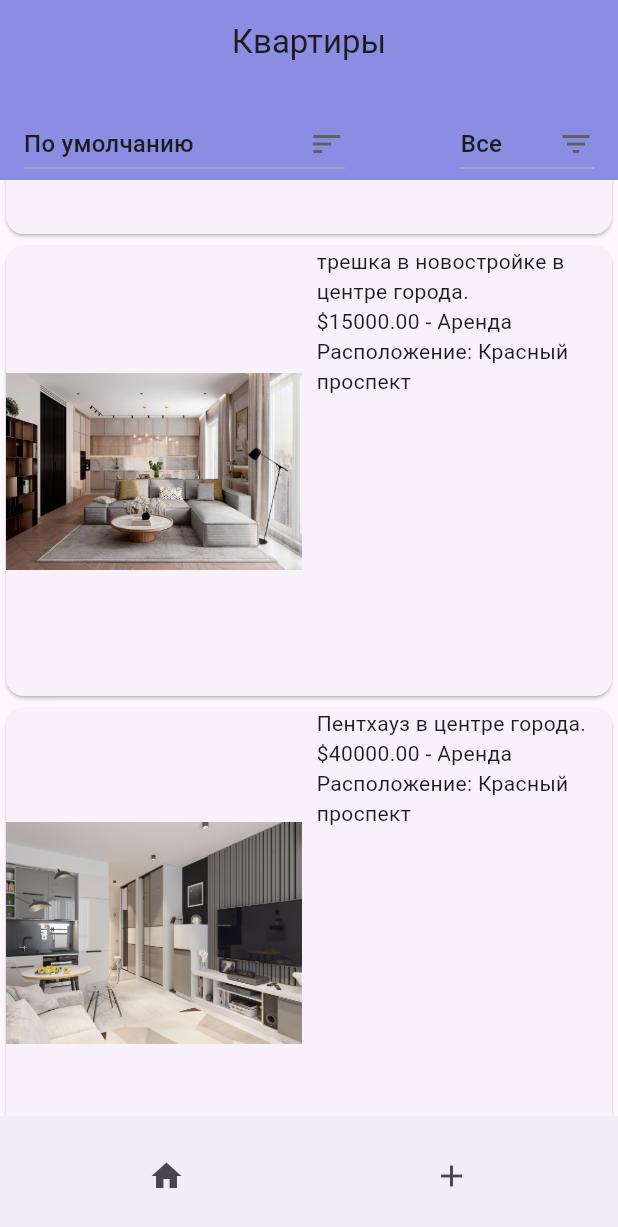
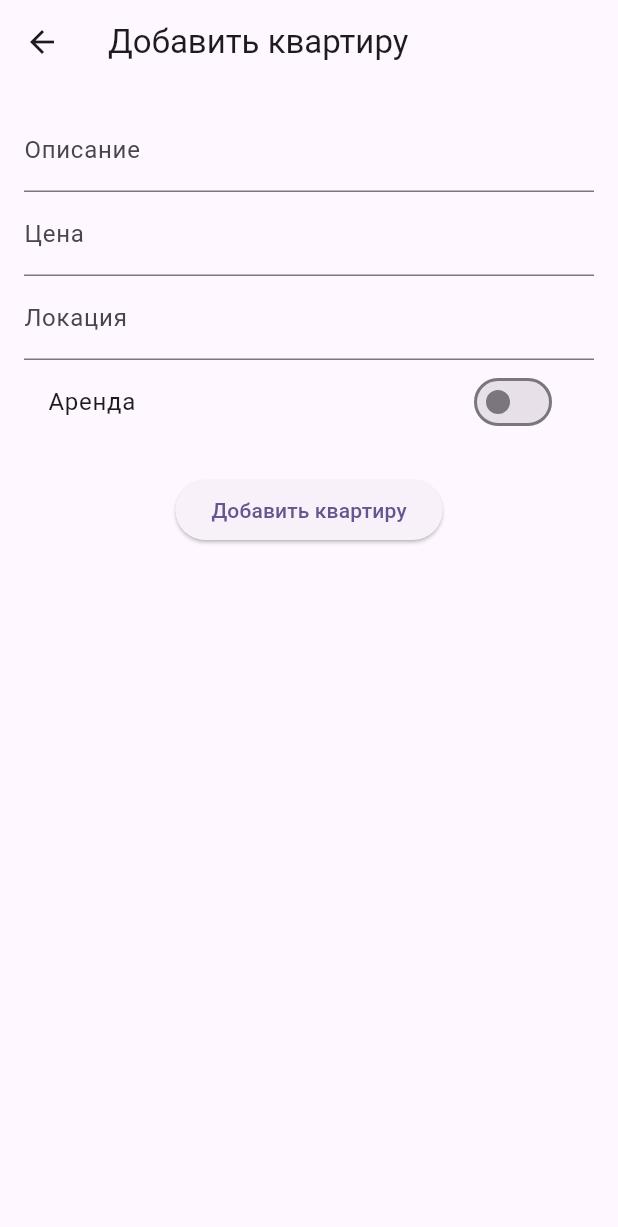
Before and after one commit to vit303/shop, a Flutter app: the screen it shows after launch, scrolled down 576 dp, after a tap on the "add" icon, on a phone screen of 412 x 824 dp. Shown: the top 1227 px of the screen. Run offline on Flutter 3.47's test engine with Material 3 defaults, Android fonts, the phone set to English and light mode, and no system bars.

Commit message:
add aplication form

```diff
--- /dev/null
+++ b/lib/pages/application_form_page.dart
@@ -0,0 +1,98 @@
+import 'package:flutter/material.dart';
+
+class AplicationFormPage extends StatefulWidget {
+  @override
+  _AplicationFormPageState createState() => _AplicationFormPageState();
+}
+
+class _AplicationFormPageState extends State<AplicationFormPage> {
+  final _formKey = GlobalKey<FormState>();
+  String _description = '';
+  double _price = 0.0;
+  String _location = '';
+  bool _isRent = false;
+
+  void _submitForm() {
+    if (_formKey.currentState!.validate()) {
+      _formKey.currentState!.save();
+      // Здесь вы можете обработать данные, например, отправить их на сервер или добавить в локальное хранилище
+      print('Описание: $_description');
+      print('Цена: $_price');
+      print('Локация: $_location');
+      print('Аренда: $_isRent');
+
+      // Закрываем экран после успешного добавления
+      Navigator.pop(context);
+    }
+  }
+
+  @override
+  Widget build(BuildContext context) {
+    return Scaffold(
+      appBar: AppBar(
+        title: Text('Добавить квартиру'),
+      ),
+      body: Padding(
+        padding: const EdgeInsets.all(16.0),
+        child: Form(
+          key: _formKey,
+          child: Column(
+            children: [
+              TextFormField(
+                decoration: InputDecoration(labelText: 'Описание'),
+                validator: (value) {
+                  if (value == null || value.isEmpty) {
+                    return 'Пожалуйста, введите описание';
+                  }
+                  return null;
+                },
+                onSaved: (value) {
+                  _description = value!;
+                },
+              ),
+              TextFormField(
+                decoration: InputDecoration(labelText: 'Цена'),
+                keyboardType: TextInputType.number,
+                validator: (value) {
+                  if (value == null || value.isEmpty) {
+                    return 'Пожалуйста, введите цену';
+                  }
+                  return null;
+                },
+                onSaved: (value) {
+                  _price = double.parse(value!);
+                },
+              ),
+              TextFormField(
+                decoration: InputDecoration(labelText: 'Локация'),
+                validator: (value) {
+                  if (value == null || value.isEmpty) {
+                    return 'Пожалуйста, введите локацию';
+                  }
+                  return null;
+                },
+                onSaved: (value) {
+                  _location = value!;
+                },
+              ),
+              SwitchListTile(
+                title: Text('Аренда'),
+                value: _isRent,
+                onChanged: (bool value) {
+                  setState(() {
+                    _isRent = value;
+                  });
+                },
+              ),
+              SizedBox(height: 20),
+              ElevatedButton(
+                onPressed: _submitForm,
+                child: Text('Добавить квартиру'),
+              ),
+            ],
+          ),
+        ),
+      ),
+    );
+  }
+}
--- a/lib/pages/home_page.dart
+++ b/lib/pages/home_page.dart
@@ -1,6 +1,7 @@
 import 'package:flutter/material.dart';
 import 'package:shop/apartment/apartment.dart';
 import 'package:shop/pages/apartment_detail_page.dart';
+import 'package:shop/pages/application_form_page.dart';
 
 class HomePage extends StatefulWidget {
   const HomePage({super.key});
@@ -66,11 +67,11 @@ class _HomePageState extends State<HomePage> {
   }
 
   void _addApartment() {
-    // Логика для добавления новой квартиры
-    // Здесь можно открыть новый экран или выполнить другое действие
-    // Например: Navigator.push(context, MaterialPageRoute(builder: (context) => AddApartmentPage()));
-    print("Добавить новую квартиру");
-  }
+  Navigator.push(
+    context,
+    MaterialPageRoute(builder: (context) => AplicationFormPage()),
+  );
+}
 
   @override
   Widget build(BuildContext context) {
```
Also changed, not shown: lib/apartment/application_form.dart (deleted).
